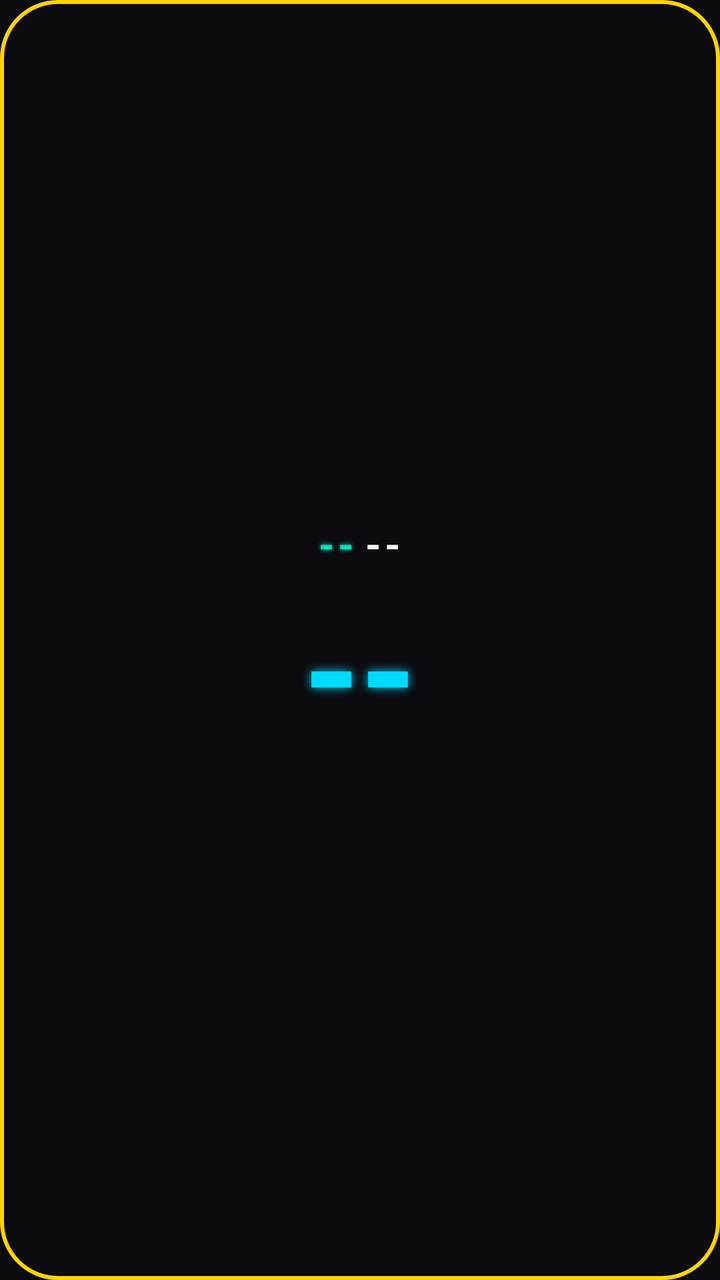
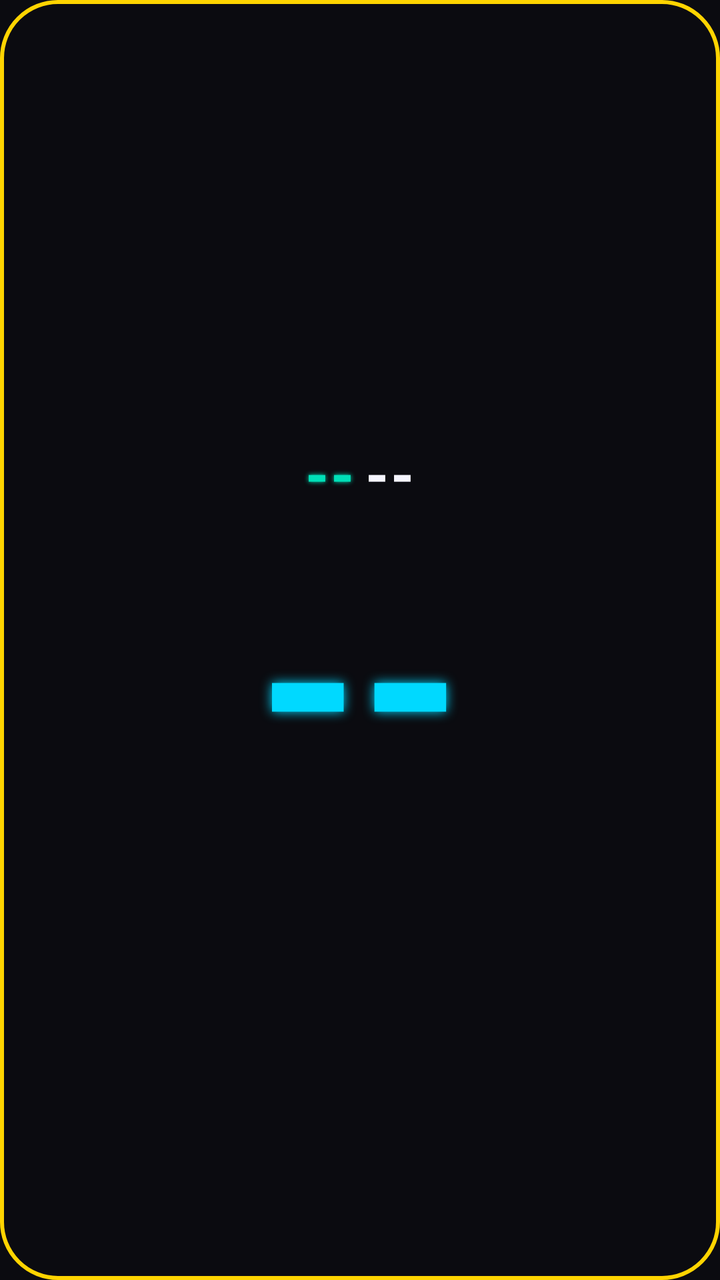

Compare the two renders of this Android layout. The source of the first and the diff that turns it into the second are given below.
<!-- AndroidManifest.xml: application theme Theme.TodayWidget -->
<!-- res/layout/widget_date.xml -->
<?xml version="1.0" encoding="utf-8"?>
<LinearLayout xmlns:android="http://schemas.android.com/apk/res/android"
    android:id="@+id/dateWidgetRoot"
    android:layout_width="match_parent"
    android:layout_height="match_parent"
    android:orientation="vertical"
    android:gravity="center"
    android:background="@drawable/widget_outline_background"
    android:padding="2dp">

    <LinearLayout
        android:layout_width="wrap_content"
        android:layout_height="wrap_content"
        android:orientation="horizontal"
        android:gravity="center_vertical">

        <TextView
            android:id="@+id/weekdayText"
            android:layout_width="wrap_content"
            android:layout_height="wrap_content"
            android:textColor="@color/retro_teal"
            android:textSize="20sp"
            android:textStyle="bold"
            android:letterSpacing="0.08"
            android:shadowColor="@color/retro_teal"
            android:shadowDx="0"
            android:shadowDy="0"
            android:shadowRadius="6"
            android:text="--" />

        <TextView
            android:layout_width="4dp"
            android:layout_height="wrap_content"
            android:text="" />

        <TextView
            android:id="@+id/monthText"
            android:layout_width="wrap_content"
            android:layout_height="wrap_content"
            android:textColor="@color/retro_white"
            android:textSize="20sp"
            android:textStyle="bold"
            android:letterSpacing="0.08"
            android:text="--" />

    </LinearLayout>

    <TextView
        android:id="@+id/dayText"
        android:layout_width="wrap_content"
        android:layout_height="wrap_content"
        android:layout_marginTop="0dp"
        android:textColor="@color/retro_cyan"
        android:textSize="72sp"
        android:textStyle="bold"
        android:shadowColor="@color/retro_cyan"
        android:shadowDx="0"
        android:shadowDy="0"
        android:shadowRadius="12"
        android:text="--" />

</LinearLayout>
<!-- resources referenced by this layout -->
<resources>
  <color name="retro_cyan">#00D9FF</color>
  <color name="retro_teal">#00E0B8</color>
  <color name="retro_white">#F5F5FF</color>
  <!-- drawable widget_outline_background (drawable) -->
  <?xml version="1.0" encoding="utf-8"?>
  <layer-list xmlns:android="http://schemas.android.com/apk/res/android">
      <item>
          <shape android:shape="rectangle">
              <solid android:color="@color/widget_bg" />
              <corners android:radius="@dimen/widget_corner_radius" />
          </shape>
      </item>
      <item>
          <shape android:shape="rectangle">
              <stroke
                  android:width="2dp"
                  android:color="@color/retro_yellow" />
              <corners android:radius="@dimen/widget_corner_radius" />
          </shape>
      </item>
  </layer-list>
  <style name="Theme.TodayWidget" parent="Theme.MaterialComponents.NoActionBar">
          <item name="colorPrimary">@color/retro_teal</item>
          <item name="colorPrimaryDark">@color/black</item>
          <item name="colorAccent">@color/retro_cyan</item>
          <item name="android:windowBackground">@color/widget_bg</item>
          <item name="android:textColorPrimary">@color/retro_white</item>
          <item name="android:textColorSecondary">@color/retro_white</item>
      </style>
  <color name="widget_bg">#0B0B10</color>
  <dimen name="widget_corner_radius">20dp</dimen>
  <color name="retro_yellow">#FFD400</color>
  <color name="black">#000000</color>
</resources>

<!-- the commit's change to res/layout/widget_date.xml (unified diff, before → after) -->
@@ -6,7 +6,7 @@
     android:orientation="vertical"
     android:gravity="center"
     android:background="@drawable/widget_outline_background"
-    android:padding="2dp">
+    android:padding="0dp">
 
     <LinearLayout
         android:layout_width="wrap_content"
@@ -19,9 +19,9 @@
             android:layout_width="wrap_content"
             android:layout_height="wrap_content"
             android:textColor="@color/retro_teal"
-            android:textSize="20sp"
+            android:textSize="30sp"
             android:textStyle="bold"
-            android:letterSpacing="0.08"
+            android:letterSpacing="0.04"
             android:shadowColor="@color/retro_teal"
             android:shadowDx="0"
             android:shadowDy="0"
@@ -38,9 +38,9 @@
             android:layout_width="wrap_content"
             android:layout_height="wrap_content"
             android:textColor="@color/retro_white"
-            android:textSize="20sp"
+            android:textSize="30sp"
             android:textStyle="bold"
-            android:letterSpacing="0.08"
+            android:letterSpacing="0.04"
             android:text="--" />
 
     </LinearLayout>
@@ -49,14 +49,14 @@
         android:id="@+id/dayText"
         android:layout_width="wrap_content"
         android:layout_height="wrap_content"
-        android:layout_marginTop="0dp"
+        android:layout_marginTop="-6dp"
         android:textColor="@color/retro_cyan"
-        android:textSize="72sp"
+        android:textSize="130sp"
         android:textStyle="bold"
         android:shadowColor="@color/retro_cyan"
         android:shadowDx="0"
         android:shadowDy="0"
-        android:shadowRadius="12"
+        android:shadowRadius="14"
         android:text="--" />
 
 </LinearLayout>
